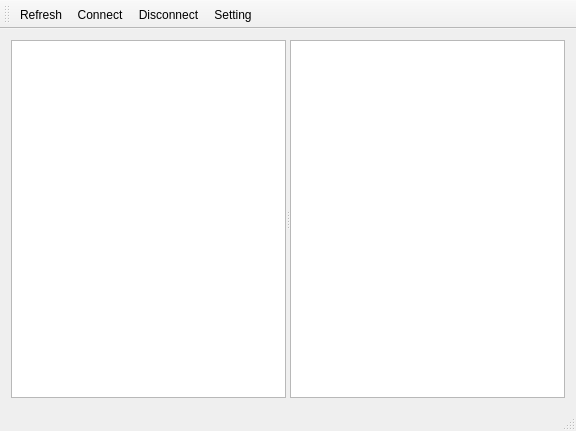
The window that mainwindow.ui (zenaki/Lilly-Project) describes before a commit, drawn with Qt 5.
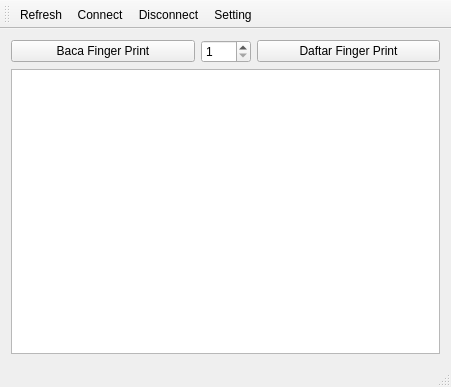
The same window after the commit. Icons and pictures are not drawn.

Commit message: Baca Finger Print dan RFID

```diff
--- a/mainwindow.ui
+++ b/mainwindow.ui
@@ -6,22 +6,54 @@
    <rect>
     <x>0</x>
     <y>0</y>
-    <width>576</width>
-    <height>431</height>
+    <width>451</width>
+    <height>387</height>
    </rect>
   </property>
+  <property name="minimumSize">
+   <size>
+    <width>0</width>
+    <height>0</height>
+   </size>
+  </property>
   <property name="windowTitle">
    <string>MainWindow</string>
   </property>
   <widget class="QWidget" name="centralWidget">
    <layout class="QGridLayout" name="gridLayout">
-    <item row="0" column="0">
+    <item row="1" column="0" colspan="3">
      <widget class="QSplitter" name="splitter">
       <property name="orientation">
        <enum>Qt::Horizontal</enum>
       </property>
-      <widget class="QPlainTextEdit" name="pte_finger_print"/>
-      <widget class="QPlainTextEdit" name="pte_rfid"/>
+      <widget class="QPlainTextEdit" name="pte_log"/>
+     </widget>
+    </item>
+    <item row="0" column="2">
+     <widget class="QPushButton" name="pb_Daftar_FingerPrint">
+      <property name="text">
+       <string>Daftar Finger Print</string>
+      </property>
+     </widget>
+    </item>
+    <item row="0" column="0">
+     <widget class="QPushButton" name="pb_Baca_FingerPrint">
+      <property name="text">
+       <string>Baca Finger Print</string>
+      </property>
+     </widget>
+    </item>
+    <item row="0" column="1">
+     <widget class="QSpinBox" name="sb_id">
+      <property name="maximumSize">
+       <size>
+        <width>50</width>
+        <height>30</height>
+       </size>
+      </property>
+      <property name="minimum">
+       <number>1</number>
+      </property>
      </widget>
     </item>
    </layout>
```
Left out of the diff: 2 changed lines with no effect on the pictures. The commit also changes 10 other files.
